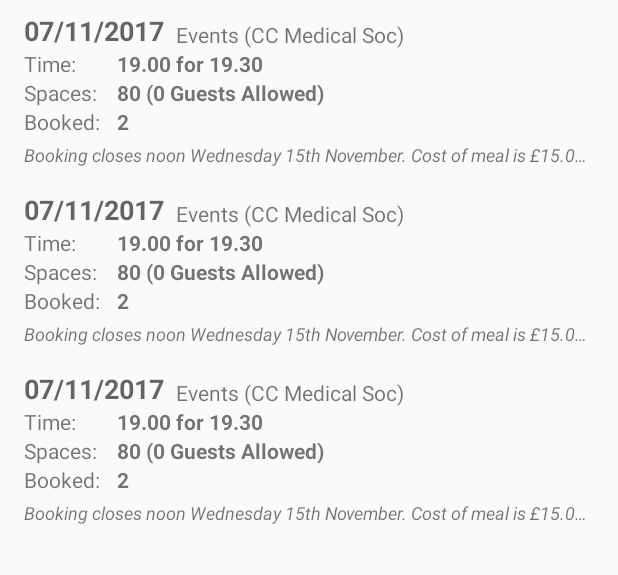
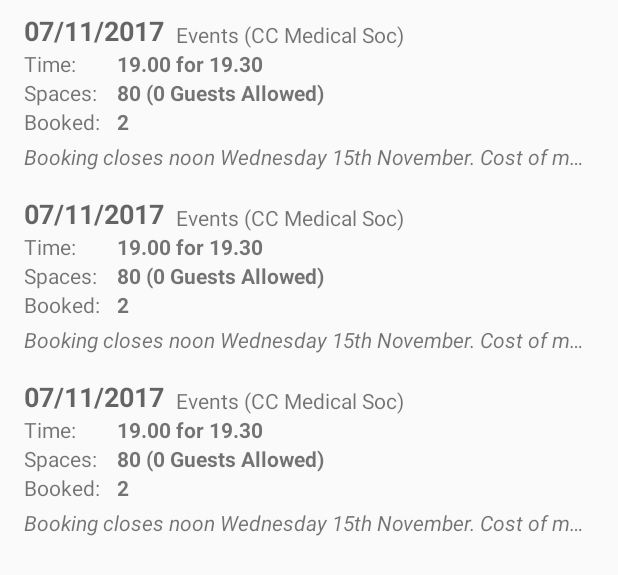
Before and after one commit to cheahjs/ChristsMeal, an Android app: the layout fragment_booking_list.xml on its own in the app's theme, with its tools: preview values and no code run, on a phone screen of 412 x 824 dp. Shown: the top 575 px of the screen. Run offline under Robolectric (Android 15) with nearby library versions, the phone set to English and light mode, and no system bars.

Commit message:
Increase booking info size

```diff
--- a/app/src/main/res/layout/item_booking.xml
+++ b/app/src/main/res/layout/item_booking.xml
@@ -91,10 +91,10 @@
         android:layout_width="wrap_content"
         android:layout_height="wrap_content"
         android:layout_marginTop="4dp"
+        android:maxLines="1"
         android:singleLine="true"
-        android:maxLines="1"
         android:textAppearance="@style/TextAppearance.AppCompat.Small"
-        android:textSize="12sp"
+        android:textSize="14sp"
         android:textStyle="italic"
         app:layout_constraintEnd_toEndOf="parent"
         app:layout_constraintHorizontal_bias="0.0"
```
